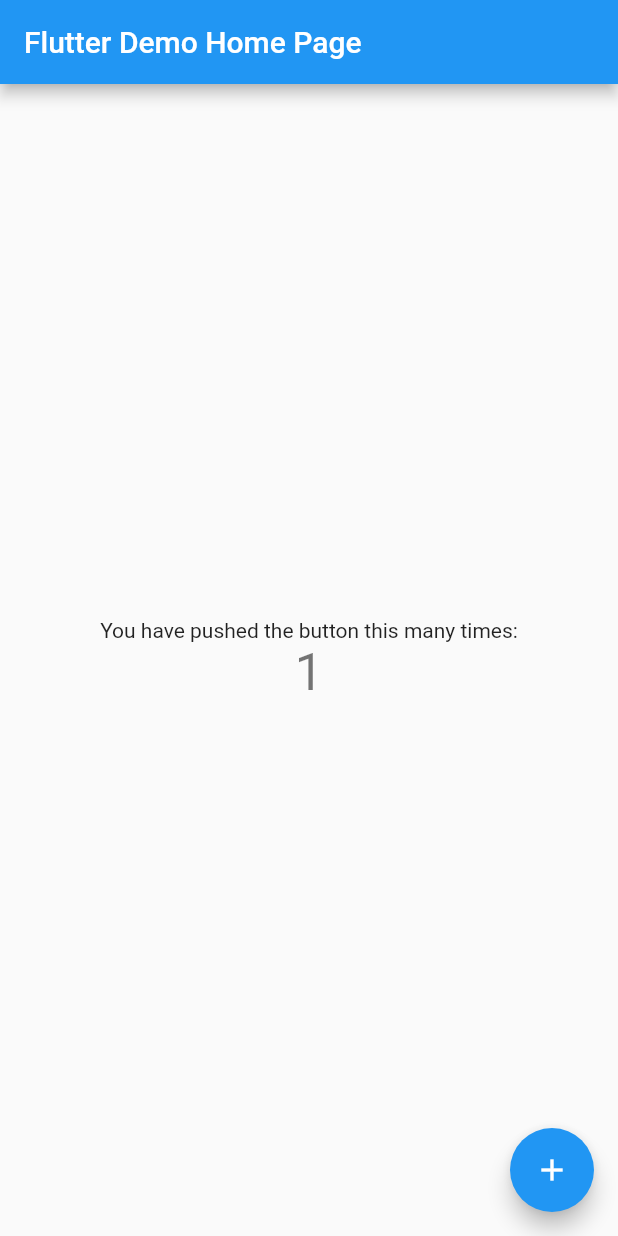
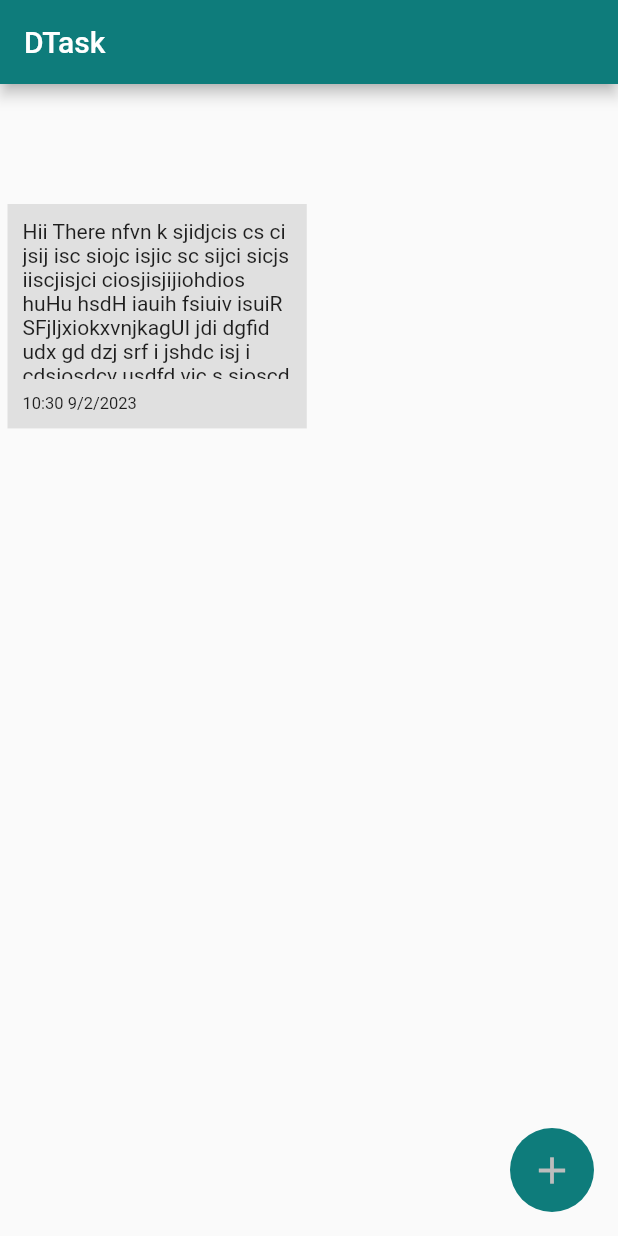
Before and after one commit to Airbornharsh/DTask-app, a Flutter app: the screen it shows after launch, after a tap on the "add" icon, on a phone screen of 412 x 824 dp. Run offline on Flutter 3.47's test engine with Material 2 defaults, Android fonts, the phone set to English and light mode, and no system bars; our stand-ins replace shared_preferences.

Commit message:
Made the list adding and Loading the List

```diff
--- /dev/null
+++ b/lib/Provider/Settings.dart
@@ -0,0 +1,9 @@
+import 'package:flutter/material.dart';
+
+class Settings with ChangeNotifier {
+  final Color _color1 = const Color.fromARGB(255, 14, 124, 123);
+
+  Color get getPrimary {
+    return _color1;
+  }
+}
--- /dev/null
+++ b/lib/Provider/Task.dart
@@ -0,0 +1,79 @@
+import 'package:flutter/material.dart';
+import 'package:shared_preferences/shared_preferences.dart';
+import 'package:uuid/uuid.dart';
+
+class TaskModel {
+  String taskName;
+  int createdOn;
+  String id;
+
+  TaskModel(
+      {required this.taskName, required this.createdOn, required this.id});
+}
+
+class Task with ChangeNotifier {
+  List<String> _taskString = [];
+  List<TaskModel> _task = [];
+
+  List<TaskModel> get getTaskList {
+    return _task;
+  }
+
+  int get getTaskListLength {
+    return _task.length;
+  }
+
+  Future<List<TaskModel>> onLoad() async {
+    try {
+      final prefs = await SharedPreferences.getInstance();
+
+      if (prefs.containsKey("dtask_collection")) {
+        final list = prefs.getStringList("dtask_collection") as List<String>;
+
+        _taskString = list;
+
+        final taskList = list.map((e) => TaskModel(
+            taskName: e.split("@#_dtask_task_detail_#@")[0],
+            createdOn: int.parse(e.split("@#_dtask_task_detail_#@")[1]),
+            id: e.split("@#_dtask_task_detail_#@")[2]));
+
+        _task.addAll(taskList);
+
+        return _task;
+      } else {
+        return [];
+      }
+    } catch (e) {
+      print(e);
+      return [];
+    } finally {
+      notifyListeners();
+    }
+  }
+
+  void addTask(String taskName) async {
+    try {
+      final prefs = await SharedPreferences.getInstance();
+
+      final taskId = const Uuid().v1();
+      final taskCreatedOn = DateTime.now().millisecondsSinceEpoch;
+
+      if (!prefs.containsKey("dtask_collection")) {
+        await prefs.setStringList("dtask_collection", []);
+      }
+
+      _taskString.add(
+          "$taskName@#_dtask_task_detail_#@$taskCreatedOn@#_dtask_task_detail_#@$taskId");
+      _task.add(
+          TaskModel(taskName: taskName, createdOn: taskCreatedOn, id: taskId));
+
+      await prefs.setStringList("dtask_collection", _taskString);
+
+      // await prefs.clear();
+    } catch (e) {
+      print(e);
+    } finally {
+      notifyListeners();
+    }
+  }
+}
--- /dev/null
+++ b/lib/Screen/HomeScreen.dart
@@ -0,0 +1,116 @@
+import 'package:dtask/Provider/Settings.dart';
+import 'package:dtask/Provider/Task.dart';
+import 'package:flutter/material.dart';
+import 'package:provider/provider.dart';
+
+class HomeScreen extends StatefulWidget {
+  HomeScreen({super.key});
+  bool start = true;
+
+  @override
+  State<HomeScreen> createState() => _HomeScreenState();
+}
+
+class _HomeScreenState extends State<HomeScreen> {
+  @override
+  Widget build(BuildContext context) {
+    if (widget.start) {
+      Provider.of<Task>(context).onLoad();
+      setState(() {
+        widget.start = false;
+      });
+    }
+
+    return Scaffold(
+      appBar: AppBar(title: const Text("DTask")),
+      floatingActionButton: ClipRRect(
+        borderRadius: BorderRadius.circular(200),
+        child: Container(
+            padding: const EdgeInsets.all(4),
+            decoration:
+                BoxDecoration(color: Provider.of<Settings>(context).getPrimary),
+            child: IconButton(
+              onPressed: () {
+                Provider.of<Task>(context, listen: false).addTask(
+                    "Hii There nfvn k sjidjcis cs ci jsij isc siojc isjic sc sijci sicjs iiscjisjci ciosjisjijiohdios huHu hsdH iauih fsiuiv isuiR SFjljxiokxvnjkagUI jdi dgfid udx gd dzj srf i jshdc isj i cdsiosdcv usdfd vjc s sioscd  dcuxh iosd ssb  hsdc sh sh avxj df sfv ufv sdhcs cs icdjsij icssc sdic sijcisk c j cs dcsifsvbhgahv uoh asa uiui uibfsduivuv sdui");
+              },
+              icon: Icon(
+                Icons.add,
+                size: 30,
+                color: Colors.grey.shade400,
+              ),
+              tooltip: "Add",
+            )),
+      ),
+      body: Column(
+        children: [
+          const SizedBox(
+            height: 80,
+          ),
+          // DragTarget(
+          //   onAccept: (data) {
+          //     print(data);
+          //   },
+          //   builder: (context, candidateData, rejectedData) {
+          //     return const Icon(Icons.delete);
+          //   },
+          // ),
+          Expanded(
+            child: Container(
+              padding: const EdgeInsets.symmetric(horizontal: 5),
+              child: GridView.builder(
+                gridDelegate: const SliverGridDelegateWithFixedCrossAxisCount(
+                    crossAxisCount: 2,
+                    mainAxisSpacing: 3,
+                    crossAxisSpacing: 3,
+                    childAspectRatio: 4 / 3),
+                itemCount: Provider.of<Task>(context).getTaskListLength,
+                itemBuilder: (context, index) {
+                  final task = Provider.of<Task>(context).getTaskList[index];
+                  final dateTime = DateTime.fromMillisecondsSinceEpoch(
+                      task.createdOn,
+                      isUtc: false);
+
+                  return GestureDetector(
+                    onTap: () {},
+                    child: Draggable(
+                      data: task.id,
+                      feedback: const Icon(
+                        Icons.file_copy,
+                        size: 60,
+                      ),
+                      childWhenDragging: Container(),
+                      child: Container(
+                        decoration: BoxDecoration(color: Colors.grey.shade300),
+                        padding: const EdgeInsets.all(10),
+                        child: Column(
+                          crossAxisAlignment: CrossAxisAlignment.start,
+                          children: [
+                            Expanded(
+                              child: GridTile(
+                                  child: Hero(
+                                tag: task.id,
+                                child: Text(task.taskName),
+                              )),
+                            ),
+                            const SizedBox(
+                              height: 10,
+                            ),
+                            Text(
+                              "${dateTime.hour}:${dateTime.minute} ${dateTime.day}/${dateTime.month}/${dateTime.year}",
+                              style: const TextStyle(fontSize: 11),
+                            )
+                          ],
+                        ),
+                      ),
+                    ),
+                  );
+                },
+              ),
+            ),
+          )
+        ],
+      ),
+    );
+  }
+}
--- a/lib/main.dart
+++ b/lib/main.dart
@@ -1,6 +1,12 @@
+import 'package:dtask/Provider/Settings.dart';
+import 'package:dtask/Provider/Task.dart';
+import 'package:dtask/Screen/HomeScreen.dart';
 import 'package:flutter/material.dart';
+import 'package:provider/provider.dart';
 
-void main() {
+Future main() async {
+  WidgetsFlutterBinding.ensureInitialized();
+
   runApp(const MyApp());
 }
 
@@ -8,108 +14,25 @@ class MyApp extends StatelessWidget {
   const MyApp({super.key});
 
   // This widget is the root of your application.
+
   @override
   Widget build(BuildContext context) {
-    return MaterialApp(
-      title: 'Flutter Demo',
-      theme: ThemeData(
-        // This is the theme of your application.
-        //
-        // Try running your application with "flutter run". You'll see the
-        // application has a blue toolbar. Then, without quitting the app, try
-        // changing the primarySwatch below to Colors.green and then invoke
-        // "hot reload" (press "r" in the console where you ran "flutter run",
-        // or simply save your changes to "hot reload" in a Flutter IDE).
-        // Notice that the counter didn't reset back to zero; the application
-        // is not restarted.
-        primarySwatch: Colors.blue,
+    return MultiProvider(
+      providers: [
+        ChangeNotifierProvider.value(value: Settings()),
+        ChangeNotifierProvider.value(value: Task()),
+      ],
+      child: MaterialApp(
+        title: 'MTrace',
+        theme: ThemeData(
+          colorScheme: ColorScheme.fromSwatch().copyWith(
+            primary: const Color.fromARGB(255, 14, 124, 123),
+          ),
+        ),
+        // home: const HomeScreen(),
+        home:  HomeScreen(),
+        // routes: {},
       ),
-      home: const MyHomePage(title: 'Flutter Demo Home Page'),
     );
   }
 }
-
-class MyHomePage extends StatefulWidget {
-  const MyHomePage({super.key, required this.title});
-
-  // This widget is the home page of your application. It is stateful, meaning
-  // that it has a State object (defined below) that contains fields that affect
-  // how it looks.
-
-  // This class is the configuration for the state. It holds the values (in this
-  // case the title) provided by the parent (in this case the App widget) and
-  // used by the build method of the State. Fields in a Widget subclass are
-  // always marked "final".
-
-  final String title;
-
-  @override
-  State<MyHomePage> createState() => _MyHomePageState();
-}
-
-class _MyHomePageState extends State<MyHomePage> {
-  int _counter = 0;
-
-  void _incrementCounter() {
-    setState(() {
-      // This call to setState tells the Flutter framework that something has
-      // changed in this State, which causes it to rerun the build method below
-      // so that the display can reflect the updated values. If we changed
-      // _counter without calling setState(), then the build method would not be
-      // called again, and so nothing would appear to happen.
-      _counter++;
-    });
-  }
-
-  @override
-  Widget build(BuildContext context) {
-    // This method is rerun every time setState is called, for instance as done
-    // by the _incrementCounter method above.
-    //
-    // The Flutter framework has been optimized to make rerunning build methods
-    // fast, so that you can just rebuild anything that needs updating rather
-    // than having to individually change instances of widgets.
-    return Scaffold(
-      appBar: AppBar(
-        // Here we take the value from the MyHomePage object that was created by
-        // the App.build method, and use it to set our appbar title.
-        title: Text(widget.title),
-      ),
-      body: Center(
-        // Center is a layout widget. It takes a single child and positions it
-        // in the middle of the parent.
-        child: Column(
-          // Column is also a layout widget. It takes a list of children and
-          // arranges them vertically. By default, it sizes itself to fit its
-          // children horizontally, and tries to be as tall as its parent.
-          //
-          // Invoke "debug painting" (press "p" in the console, choose the
-          // "Toggle Debug Paint" action from the Flutter Inspector in Android
-          // Studio, or the "Toggle Debug Paint" command in Visual Studio Code)
-          // to see the wireframe for each widget.
-          //
-          // Column has various properties to control how it sizes itself and
-          // how it positions its children. Here we use mainAxisAlignment to
-          // center the children vertically; the main axis here is the vertical
-          // axis because Columns are vertical (the cross axis would be
-          // horizontal).
-          mainAxisAlignment: MainAxisAlignment.center,
-          children: <Widget>[
-            const Text(
-              'You have pushed the button this many times:',
-            ),
-            Text(
-              '$_counter',
-              style: Theme.of(context).textTheme.headlineMedium,
-            ),
-          ],
-        ),
-      ),
-      floatingActionButton: FloatingActionButton(
-        onPressed: _incrementCounter,
-        tooltip: 'Increment',
-        child: const Icon(Icons.add),
-      ), // This trailing comma makes auto-formatting nicer for build methods.
-    );
-  }
-}
```
Also changed, not shown: pubspec.yaml (+11 -4 lines), pubspec.lock, 3 other files.
